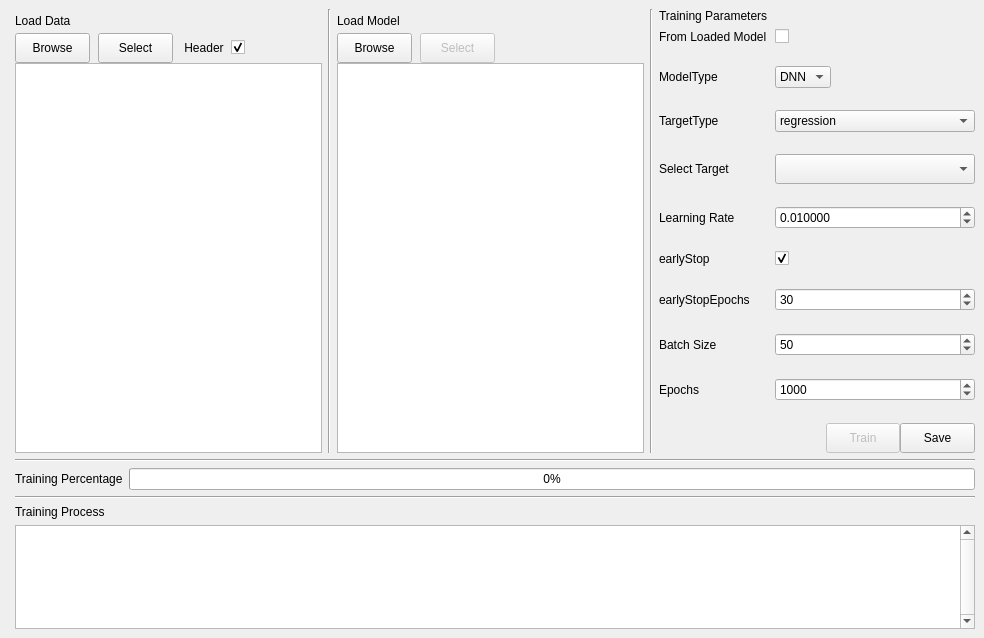
Before: the Qt Designer form QSAR-UI/mainwindow1.ui in sheMnapion/AI-QSAR, drawn with Qt 5.
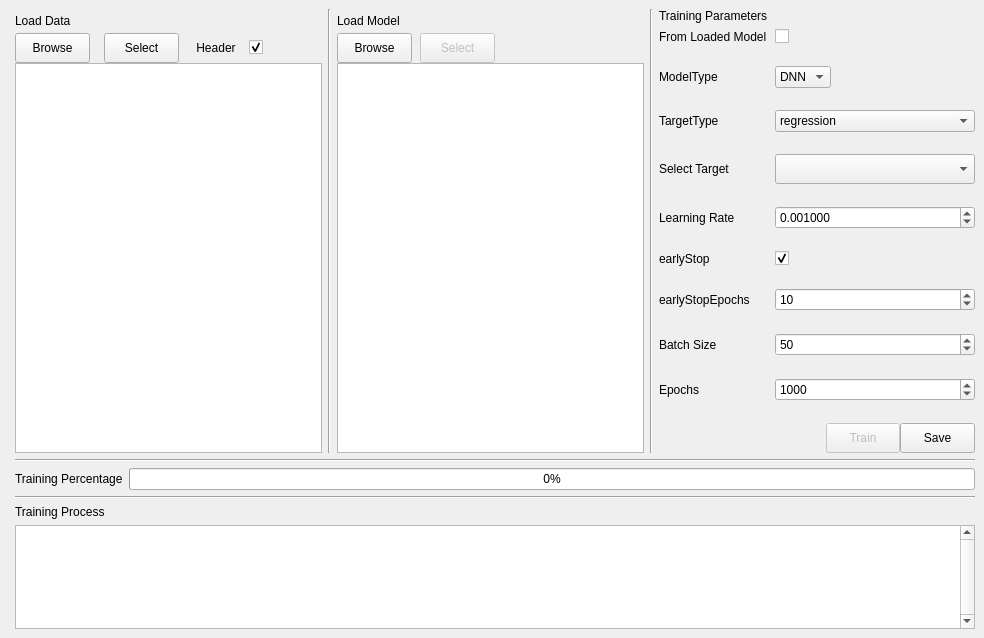
After: the same form once the commit is applied.

Patch:
```diff
--- a/QSAR-UI/mainwindow1.ui
+++ b/QSAR-UI/mainwindow1.ui
@@ -74,7 +74,7 @@
           <item>
            <layout class="QHBoxLayout" name="horizontalLayout" stretch="2,0,2,0,2,1,0,0">
             <property name="spacing">
-             <number>-1</number>
+             <number>6</number>
             </property>
             <property name="sizeConstraint">
              <enum>QLayout::SetDefaultConstraint</enum>
@@ -390,7 +390,7 @@
         <item>
          <layout class="QVBoxLayout" name="verticalLayout_2" stretch="1,17">
           <property name="spacing">
-           <number>-1</number>
+           <number>6</number>
           </property>
           <item>
            <widget class="QLabel" name="label_6">
@@ -529,7 +529,7 @@
                <enum>QAbstractSpinBox::AdaptiveDecimalStepType</enum>
               </property>
               <property name="value">
-               <double>0.010000000000000</double>
+               <double>0.001000000000000</double>
               </property>
              </widget>
             </item>
@@ -575,7 +575,7 @@
                <number>500</number>
               </property>
               <property name="value">
-               <number>30</number>
+               <number>10</number>
               </property>
              </widget>
             </item>
```
Left out of the diff: 5 changed lines with no effect on the pictures.
